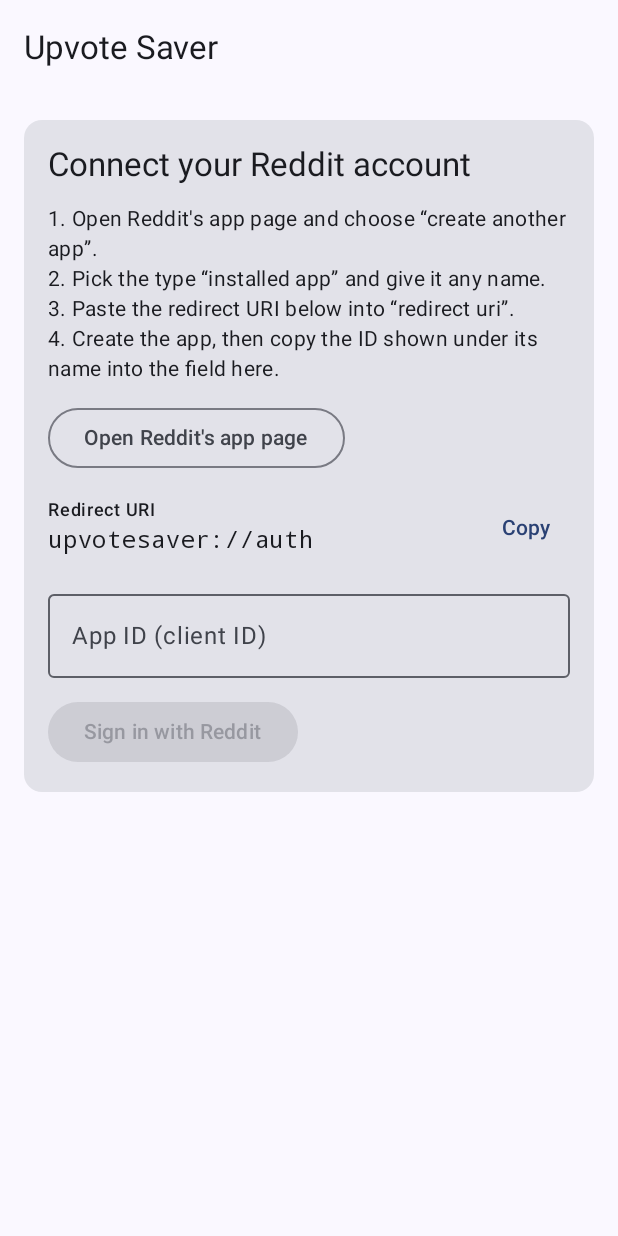
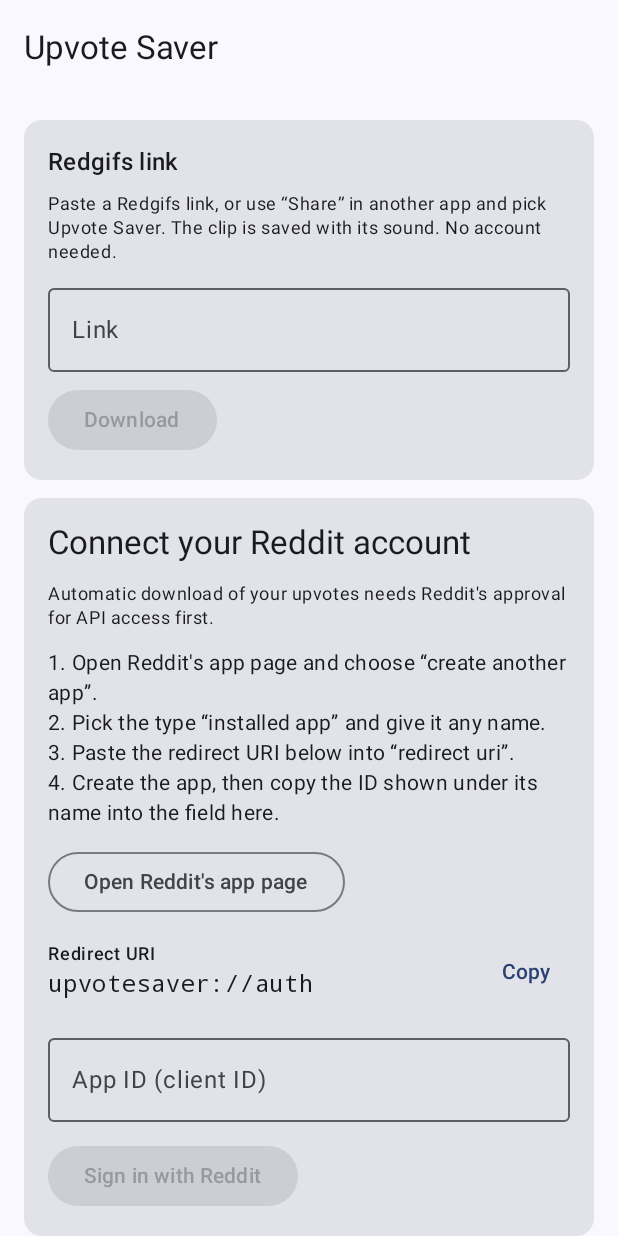
Before and after one commit to crzyxpo000-max/litrgparman, an Android app built with Jetpack Compose: the screen it shows after launch (MainActivity), on a phone screen of 412 x 824 dp. Run offline under Robolectric (Android 15) with nearby library versions, the phone set to English and light mode, and no system bars; 2 statements that could not run were skipped.

Commit message:
Upvote Saver: Redgifs bağlantısını paylaşarak ya da yapıştırarak indirme
Reddit API onayı gerektirmez: paylaşılan/yapıştırılan metindeki Redgifs
bağlantıları bulunur, HD dosya (sesli) galeriye kaydedilir.

Co-Authored-By: Claude Fable 5.2 <noreply@anthropic.com>
Claude-Session: https://claude.ai/code/session_01YJkkbMHex68moU1LDDM3if

```diff
--- a/reddit/app/src/main/AndroidManifest.xml
+++ b/reddit/app/src/main/AndroidManifest.xml
@@ -33,6 +33,12 @@
                 <category android:name="android.intent.category.BROWSABLE" />
                 <data android:scheme="upvotesaver" android:host="auth" />
             </intent-filter>
+            <!-- "Share" a Redgifs link from another app to download it. -->
+            <intent-filter>
+                <action android:name="android.intent.action.SEND" />
+                <category android:name="android.intent.category.DEFAULT" />
+                <data android:mimeType="text/plain" />
+            </intent-filter>
         </activity>
 
         <service
--- a/reddit/app/src/main/kotlin/com/upvotesaver/app/MainActivity.kt
+++ b/reddit/app/src/main/kotlin/com/upvotesaver/app/MainActivity.kt
@@ -35,7 +35,12 @@ class MainActivity : ComponentActivity() {
         viewModel.refresh()
     }
 
+    /** Reddit's sign-in redirect, or text shared from another app (a Redgifs link). */
     private fun handleRedirect(intent: Intent?) {
+        if (intent?.action == Intent.ACTION_SEND) {
+            intent.getStringExtra(Intent.EXTRA_TEXT)?.let { viewModel.saveLinks(it) }
+            return
+        }
         val uri = intent?.data ?: return
         if (intent.action == Intent.ACTION_VIEW && uri.scheme == "upvotesaver") viewModel.onAuthRedirect(uri)
     }
--- a/reddit/app/src/main/kotlin/com/upvotesaver/app/ui/MainScreen.kt
+++ b/reddit/app/src/main/kotlin/com/upvotesaver/app/ui/MainScreen.kt
@@ -43,7 +43,11 @@ import androidx.compose.material3.TextButton
 import androidx.compose.material3.TopAppBar
 import androidx.compose.runtime.Composable
 import androidx.compose.runtime.LaunchedEffect
+import androidx.compose.runtime.getValue
+import androidx.compose.runtime.mutableStateOf
 import androidx.compose.runtime.remember
+import androidx.compose.runtime.saveable.rememberSaveable
+import androidx.compose.runtime.setValue
 import androidx.compose.ui.Alignment
 import androidx.compose.ui.Modifier
 import androidx.compose.ui.platform.LocalContext
@@ -84,18 +88,20 @@ fun MainScreen(viewModel: MainViewModel, state: UiState) {
             contentPadding = PaddingValues(16.dp),
             verticalArrangement = Arrangement.spacedBy(12.dp),
         ) {
+            item { LinkCard(viewModel, state) }
             if (!state.signedIn) {
                 item { SetupCard(viewModel, state, onOpen = { url -> openUrl(context, url, viewModel) }) }
             } else {
                 item { SyncCard(viewModel, state) }
                 item { AutoCard(viewModel, state) }
-                item { Text(stringResource(R.string.recent_title), style = MaterialTheme.typography.titleMedium) }
-                if (state.recent.isEmpty()) {
-                    item { Text(stringResource(R.string.recent_empty), style = MaterialTheme.typography.bodyMedium) }
-                }
-                items(state.recent, key = { it.id }) { record ->
-                    PostRow(record, onClick = { openUrl(context, "https://www.reddit.com${record.permalink}", viewModel) })
-                }
+            }
+            item { Text(stringResource(R.string.recent_title), style = MaterialTheme.typography.titleMedium) }
+            if (state.recent.isEmpty()) {
+                item { Text(stringResource(R.string.recent_empty), style = MaterialTheme.typography.bodyMedium) }
+            }
+            items(state.recent, key = { it.id }) { record ->
+                val url = if (record.permalink.startsWith("http")) record.permalink else "https://www.reddit.com${record.permalink}"
+                PostRow(record, onClick = { openUrl(context, url, viewModel) })
             }
         }
     }
@@ -109,12 +115,37 @@ private fun openUrl(context: Context, url: String, viewModel: MainViewModel) {
     }
 }
 
+/** Paste a Redgifs link (or share one to the app) to save the clip with its sound. Needs no account. */
+@Composable
+private fun LinkCard(viewModel: MainViewModel, state: UiState) {
+    var text by rememberSaveable { mutableStateOf("") }
+    Card(Modifier.fillMaxWidth()) {
+        Column(Modifier.padding(16.dp), verticalArrangement = Arrangement.spacedBy(8.dp)) {
+            Text(stringResource(R.string.links_title), style = MaterialTheme.typography.titleMedium)
+            Text(stringResource(R.string.links_hint), style = MaterialTheme.typography.bodySmall)
+            OutlinedTextField(
+                value = text,
+                onValueChange = { text = it },
+                label = { Text(stringResource(R.string.links_field)) },
+                maxLines = 3,
+                keyboardOptions = KeyboardOptions(capitalization = KeyboardCapitalization.None, autoCorrectEnabled = false),
+                modifier = Modifier.fillMaxWidth(),
+            )
+            Button(onClick = { if (viewModel.saveLinks(text)) text = "" }, enabled = text.isNotBlank()) {
+                Text(stringResource(R.string.links_download))
+            }
+            if (state.linksRunning) LinearProgressIndicator(Modifier.fillMaxWidth())
+        }
+    }
+}
+
 @Composable
 private fun SetupCard(viewModel: MainViewModel, state: UiState, onOpen: (String) -> Unit) {
     val context = LocalContext.current
     Card(Modifier.fillMaxWidth()) {
         Column(Modifier.padding(16.dp), verticalArrangement = Arrangement.spacedBy(12.dp)) {
             Text(stringResource(R.string.setup_title), style = MaterialTheme.typography.titleLarge)
+            Text(stringResource(R.string.setup_approval), style = MaterialTheme.typography.bodySmall)
             Text(stringResource(R.string.setup_steps), style = MaterialTheme.typography.bodyMedium)
             OutlinedButton(onClick = { onOpen(REDDIT_APPS_URL) }) { Text(stringResource(R.string.open_reddit_apps)) }
             Row(verticalAlignment = Alignment.CenterVertically) {
--- a/reddit/app/src/main/res/values/strings.xml
+++ b/reddit/app/src/main/res/values/strings.xml
@@ -1,6 +1,15 @@
 <?xml version="1.0" encoding="utf-8"?>
 <resources>
     <string name="app_name">Upvote Saver</string>
+
+    <string name="links_title">Redgifs link</string>
+    <string name="links_hint">Paste a Redgifs link, or use “Share” in another app and pick Upvote Saver. The clip is saved with its sound. No account needed.</string>
+    <string name="links_field">Link</string>
+    <string name="links_download">Download</string>
+    <string name="links_started">Download started (%s).</string>
+    <string name="links_none">No Redgifs link found in that text.</string>
+    <string name="links_reddit">That is a Reddit link. Reddit posts cannot be read until Reddit approves the app; open the clip on Redgifs and share it from there.</string>
+    <string name="setup_approval">Automatic download of your upvotes needs Reddit\'s approval for API access first.</string>
 
     <string name="setup_title">Connect your Reddit account</string>
     <string name="setup_steps">1. Open Reddit\'s app page and choose “create another app”.\n2. Pick the type “installed app” and give it any name.\n3. Paste the redirect URI below into “redirect uri”.\n4. Create the app, then copy the ID shown under its name into the field here.</string>
```
Also changed, not shown: reddit/app/src/main/kotlin/com/upvotesaver/app/MainViewModel.kt (+24 -0 lines), reddit/app/src/main/kotlin/com/upvotesaver/app/SyncWorker.kt (+27 -1 lines), reddit/app/src/main/kotlin/com/upvotesaver/app/UpvoteApp.kt (+9 -0 lines), reddit/core/src/main/kotlin/com/upvotesaver/core/Redgifs.kt (+90 -4 lines), 3 other files.
